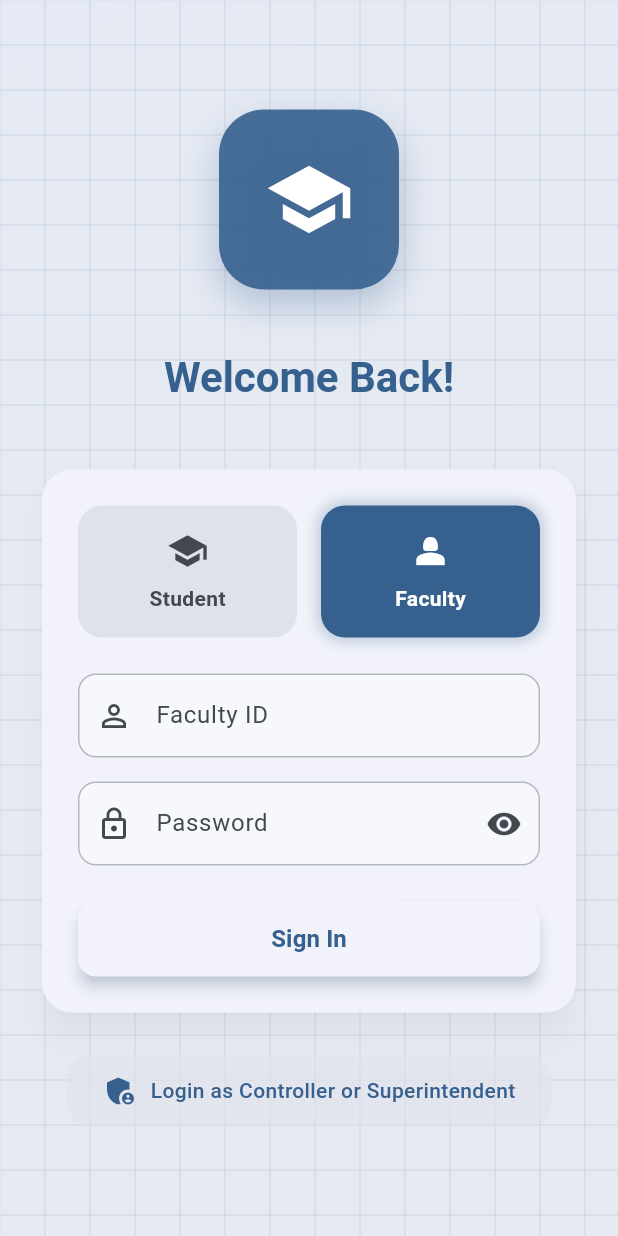
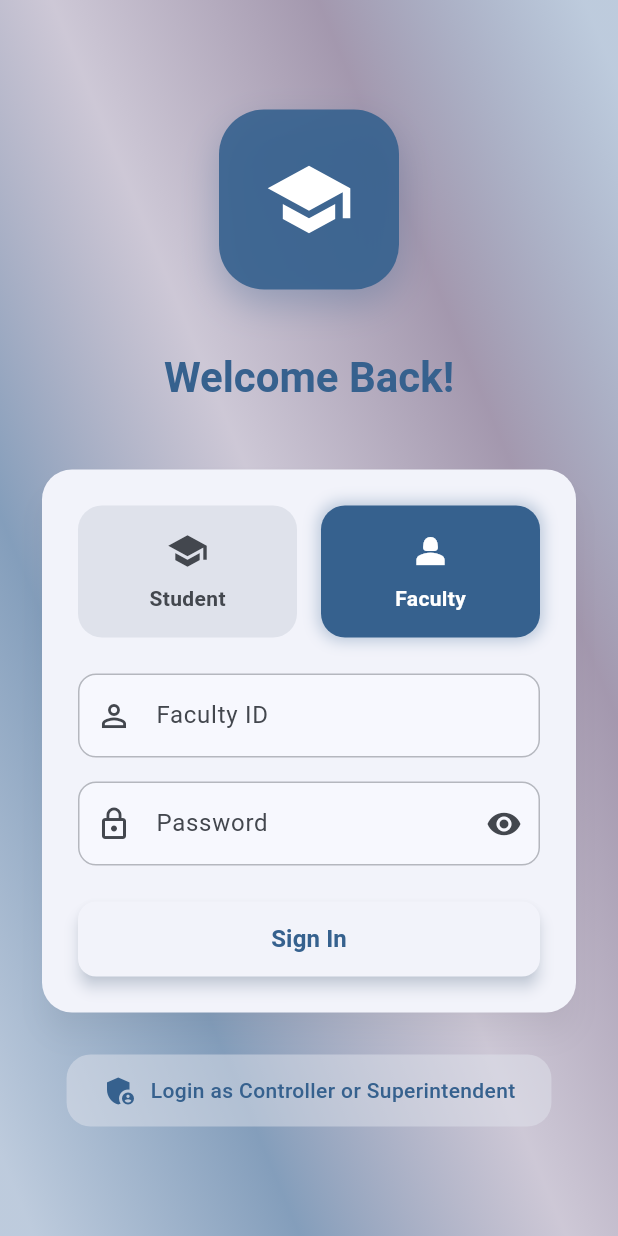
Before and after one commit to MalluBeast69/office_pal, a Flutter app: the screen it shows after launch, after a tap on "Faculty", on a phone screen of 412 x 824 dp. Run offline on Flutter 3.47's test engine with Material 3 defaults, Android fonts, the light colour scheme and no system bars; our stand-ins replace file_picker, flutter_animate, flutter_riverpod, loading_animation_widget, pdf, supabase_flutter and 1 more; missing offline and left inert: excel, universal_html; accounts and stored records are empty.

Commit message:
Feat: Updated Login page and fixed the login issue

```diff
--- a/lib/features/auth/presentation/pages/login_page.dart
+++ b/lib/features/auth/presentation/pages/login_page.dart
@@ -17,7 +17,7 @@ class LoginPage extends ConsumerStatefulWidget {
 }
 
 class _LoginPageState extends ConsumerState<LoginPage>
-    with SingleTickerProviderStateMixin {
+    with TickerProviderStateMixin {
   final _formKey = GlobalKey<FormState>();
   bool _isLoading = false;
   bool _isObscured = true;
@@ -25,9 +25,11 @@ class _LoginPageState extends ConsumerState<LoginPage>
   final _idController = TextEditingController();
   final _passwordController = TextEditingController();
   late AnimationController _animationController;
+  late AnimationController _gradientController;
   late Animation<double> _rotationAnimation;
   late Animation<double> _scaleAnimation;
   late Animation<double> _slideAnimation;
+  late Animation<double> _gradientAnimation;
   bool _isHoveringStudent = false;
   bool _isHoveringFaculty = false;
   bool _isIdFieldFocused = false;
@@ -36,10 +38,17 @@ class _LoginPageState extends ConsumerState<LoginPage>
   @override
   void initState() {
     super.initState();
+    // Main animation controller for one-time animations
     _animationController = AnimationController(
       vsync: this,
       duration: const Duration(milliseconds: 1500),
     );
+
+    // Separate controller for looping gradient
+    _gradientController = AnimationController(
+      vsync: this,
+      duration: const Duration(milliseconds: 15000),
+    )..repeat();
 
     _rotationAnimation = Tween<double>(
       begin: 0,
@@ -71,6 +80,11 @@ class _LoginPageState extends ConsumerState<LoginPage>
       ),
     );
 
+    _gradientAnimation = Tween<double>(
+      begin: 0.0,
+      end: 2 * math.pi,
+    ).animate(_gradientController);
+
     _animationController.forward();
   }
 
@@ -79,6 +93,7 @@ class _LoginPageState extends ConsumerState<LoginPage>
     _idController.dispose();
     _passwordController.dispose();
     _animationController.dispose();
+    _gradientController.dispose();
     super.dispose();
   }
 
@@ -216,26 +231,21 @@ class _LoginPageState extends ConsumerState<LoginPage>
     return Scaffold(
       body: Stack(
         children: [
-          // Background gradient
-          Container(
-            decoration: BoxDecoration(
-              gradient: LinearGradient(
-                begin: Alignment.topLeft,
-                end: Alignment.bottomRight,
-                colors: [
-                  Theme.of(context).colorScheme.primary.withOpacity(0.1),
-                  Theme.of(context).colorScheme.secondary.withOpacity(0.1),
-                ],
-              ),
-            ),
-          ),
-          // Animated background patterns
-          Positioned.fill(
-            child: CustomPaint(
-              painter: BackgroundPatternPainter(
-                color: Theme.of(context).colorScheme.primary.withOpacity(0.05),
-              ),
-            ),
+          // Animated gradient background
+          AnimatedBuilder(
+            animation: _gradientAnimation,
+            builder: (context, child) {
+              return CustomPaint(
+                painter: AnimatedGradientPainter(
+                  animation: _gradientAnimation.value,
+                  colorOne:
+                      Theme.of(context).colorScheme.primary.withOpacity(0.3),
+                  colorTwo:
+                      Theme.of(context).colorScheme.tertiary.withOpacity(0.3),
+                ),
+                size: MediaQuery.of(context).size,
+              );
+            },
           ),
           // Main content
           Center(
@@ -764,3 +774,47 @@ class BackgroundPatternPainter extends CustomPainter {
   @override
   bool shouldRepaint(covariant CustomPainter oldDelegate) => false;
 }
+
+class AnimatedGradientPainter extends CustomPainter {
+  final double animation;
+  final Color colorOne;
+  final Color colorTwo;
+
+  AnimatedGradientPainter({
+    required this.animation,
+    required this.colorOne,
+    required this.colorTwo,
+  });
+
+  @override
+  void paint(Canvas canvas, Size size) {
+    final paint = Paint()
+      ..shader = LinearGradient(
+        begin: Alignment(
+          math.cos(animation) * 1.5,
+          math.sin(animation) * 1.5,
+        ),
+        end: Alignment(
+          math.cos(animation + math.pi) * 1.5,
+          math.sin(animation + math.pi) * 1.5,
+        ),
+        colors: [
+          colorOne,
+          colorOne.withOpacity(0.6),
+          colorTwo,
+          colorTwo.withOpacity(0.6),
+          colorOne,
+        ],
+        stops: const [0.0, 0.25, 0.5, 0.75, 1.0],
+      ).createShader(Offset.zero & size);
+
+    canvas.drawRect(Offset.zero & size, paint);
+  }
+
+  @override
+  bool shouldRepaint(covariant AnimatedGradientPainter oldDelegate) {
+    return animation != oldDelegate.animation ||
+        colorOne != oldDelegate.colorOne ||
+        colorTwo != oldDelegate.colorTwo;
+  }
+}
--- a/lib/features/superintendent/presentation/pages/superintendent_dashboard_page.dart
+++ b/lib/features/superintendent/presentation/pages/superintendent_dashboard_page.dart
@@ -305,20 +305,34 @@ class _SuperintendentDashboardPageState
 
   Future<void> _signOut(BuildContext context) async {
     try {
+      setState(() => isLoading = true);
+      // Clear any stored session/auth data
       await Supabase.instance.client.auth.signOut();
+      await Supabase.instance.client.auth.refreshSession();
+
       if (context.mounted) {
-        // Navigate to login page and remove all previous routes
-        Navigator.of(context)
+        // Force navigation to login and clear all routes
+        await Navigator.of(context)
             .pushNamedAndRemoveUntil('/login', (route) => false);
+        // Additional cleanup
+        setState(() {
+          _currentSection = 'dashboard';
+          notifications.clear();
+          stats.clear();
+        });
       }
     } catch (e) {
       if (context.mounted) {
         ScaffoldMessenger.of(context).showSnackBar(
-          const SnackBar(
-            content: Text('Error signing out'),
+          SnackBar(
+            content: Text('Error signing out: $e'),
             backgroundColor: Colors.red,
           ),
         );
+      }
+    } finally {
+      if (mounted) {
+        setState(() => isLoading = false);
       }
     }
   }
```
Lines whose indentation alone changed are shown as unchanged.
